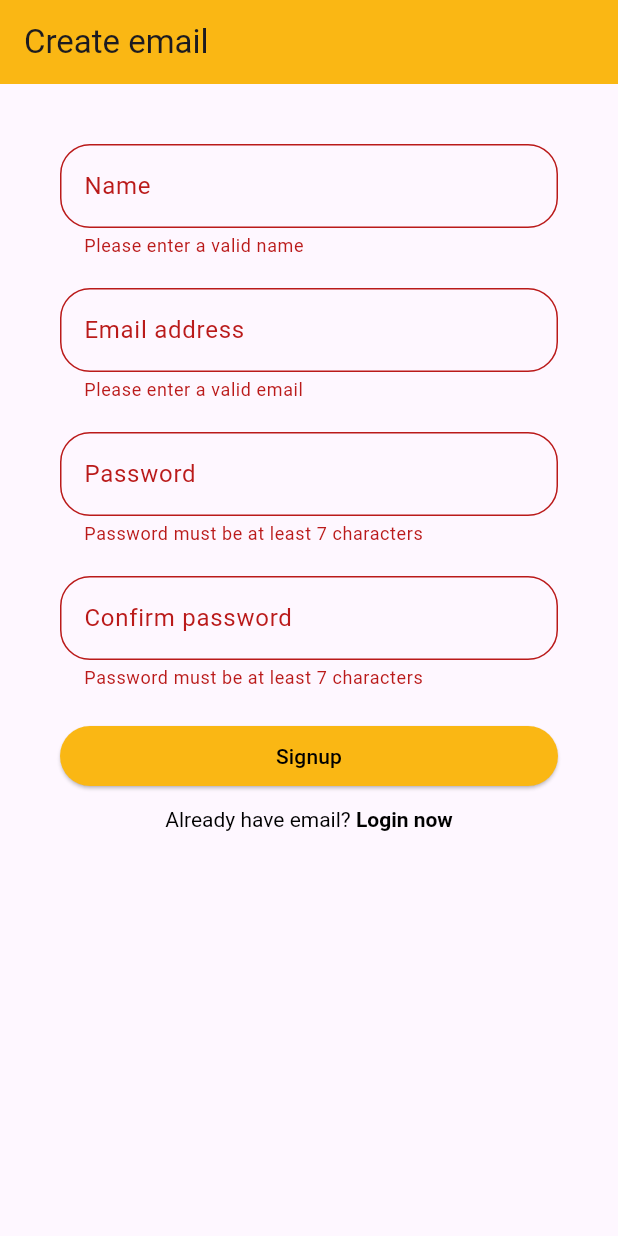
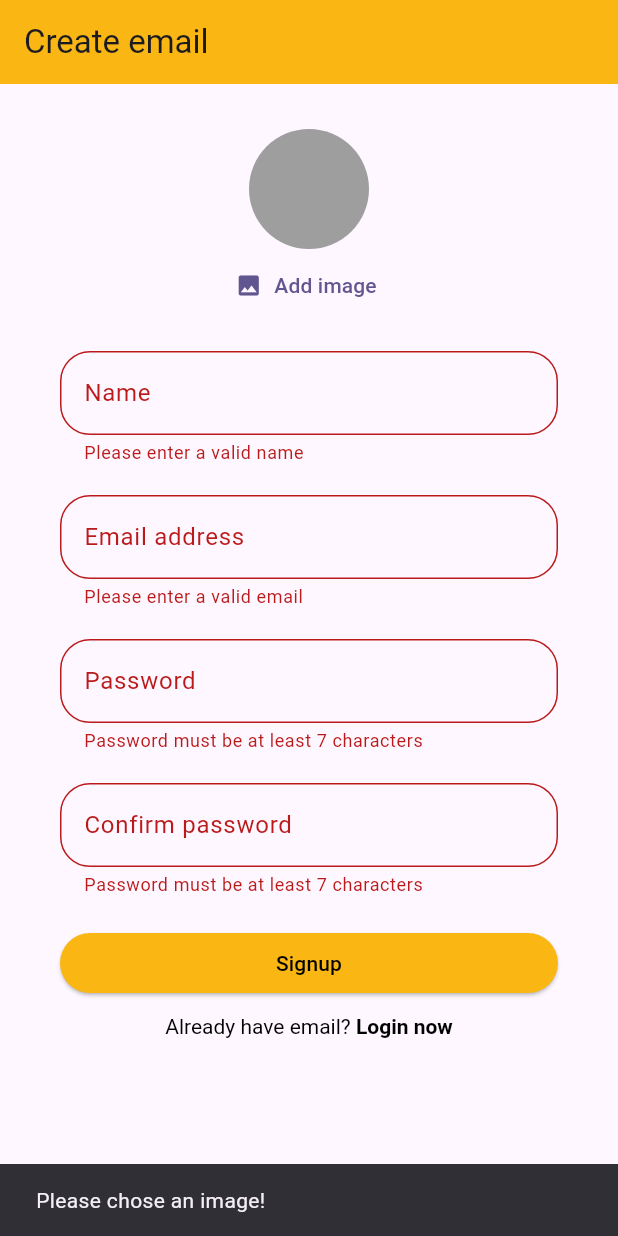
Before and after one commit to MostafaHamed-W/pulse_talk, a Flutter app: the SignupScreen screen opened directly, after a tap on "Signup", on a phone screen of 412 x 824 dp. Run offline on Flutter 3.47's test engine with Material 3 defaults, Android fonts, the phone set to English and light mode, and no system bars; our stand-ins replace firebase_auth, firebase_core, firebase_storage, image_picker; accounts and stored records are empty.

Commit message:
Add upload profile photo with signup function

```diff
--- a/lib/screens/signup.dart
+++ b/lib/screens/signup.dart
@@ -1,5 +1,9 @@
+import 'dart:io';
+
+import 'package:firebase_storage/firebase_storage.dart';
 import 'package:flutter/material.dart';
 import 'package:pulse_talk/screens/widgets/scaffold_messanger.dart';
+import 'package:pulse_talk/screens/widgets/user_image_picker.dart';
 import 'package:pulse_talk/utils/app_colors.dart';
 import 'package:pulse_talk/utils/app_styles.dart';
 import 'package:pulse_talk/screens/login.dart';
@@ -18,19 +22,39 @@ class _LoginScreenState extends State<SignupScreen> {
   final TextEditingController _passwordController = TextEditingController();
   bool _isLoading = false;
   final _formKey = GlobalKey<FormState>();
+  File? userImage;
 
   void _onSubmit() async {
     setState(() {
       _isLoading = true;
     });
-    if (_formKey.currentState!.validate()) {
+    final isValid = _formKey.currentState!.validate();
+
+    if (!isValid || userImage == null) {
+      setState(() {
+        _isLoading = false;
+      });
+      if (userImage == null) {
+        showCustomSnackbar(context: context, message: 'Please chose an image!');
+      }
+      return;
+    }
     _formKey.currentState!.save();
 
     try {
-        await FirebaseAuth.instance.createUserWithEmailAndPassword(
+      final userCredential = await FirebaseAuth.instance.createUserWithEmailAndPassword(
         email: _emailcontroller.text,
         password: _passwordController.text,
       );
+      final storageRef = FirebaseStorage.instance
+          .ref()
+          .child('user_images')
+          .child('${userCredential.user!.uid}.jpg');
+
+      await storageRef.putFile(userImage!);
+      final imageUrl = storageRef.getDownloadURL();
+      print(imageUrl);
+
       setState(() {
         _isLoading = false;
       });
@@ -58,11 +82,6 @@ class _LoginScreenState extends State<SignupScreen> {
         _isLoading = false;
       });
     }
-    } else {
-      setState(() {
-        _isLoading = false;
-      });
-    }
   }
 
   @override
@@ -86,8 +105,14 @@ class _LoginScreenState extends State<SignupScreen> {
               child: Column(
                 mainAxisAlignment: MainAxisAlignment.center,
                 children: [
+                  const SizedBox(height: 30),
+                  UserImagePicker(
+                    onSelectImage: (pickedImage) {
+                      userImage = pickedImage;
+                    },
+                  ),
                   Card(
-                    margin: const EdgeInsets.all(20),
+                    margin: const EdgeInsets.fromLTRB(20, 0, 20, 20),
                     color: Colors.transparent,
                     elevation: 0.0,
                     child: Padding(
--- /dev/null
+++ b/lib/screens/widgets/user_image_picker.dart
@@ -0,0 +1,46 @@
+import 'dart:io';
+
+import 'package:flutter/material.dart';
+import 'package:image_picker/image_picker.dart';
+
+class UserImagePicker extends StatefulWidget {
+  const UserImagePicker({super.key, required this.onSelectImage});
+  final void Function(File? pickedImage) onSelectImage;
+  @override
+  State<UserImagePicker> createState() => _UserImagePickerState();
+}
+
+class _UserImagePickerState extends State<UserImagePicker> {
+  File? userImage;
+
+  void _pickUserImage() async {
+    final pickedImage =
+        await ImagePicker().pickImage(source: ImageSource.gallery, imageQuality: 50, maxWidth: 150);
+    if (pickedImage == null) {
+      return;
+    }
+    setState(() {
+      userImage = File(pickedImage.path);
+    });
+
+    widget.onSelectImage(userImage);
+  }
+
+  @override
+  Widget build(BuildContext context) {
+    return Column(
+      children: [
+        CircleAvatar(
+          radius: 40,
+          backgroundColor: Colors.grey,
+          foregroundImage: userImage == null ? null : FileImage(userImage!),
+        ),
+        TextButton.icon(
+          onPressed: _pickUserImage,
+          icon: const Icon(Icons.image),
+          label: const Text('Add image'),
+        )
+      ],
+    );
+  }
+}
--- a/pubspec.yaml
+++ b/pubspec.yaml
@@ -35,6 +35,7 @@ dependencies:
   flutter:
     sdk: flutter
   google_fonts: ^6.1.0
+  image_picker: ^1.0.7
 
 dev_dependencies:
   flutter_lints: ^2.0.0
```
Also changed, not shown: lib/main.dart (+14 -1 lines), lib/screens/chat.dart (+17 -2 lines), lib/screens/login.dart (+13 -10 lines), lib/screens/widgets/chat_splash.dart (added, +14 -0 lines), pubspec.lock, 8 other files. Lines whose indentation alone changed are shown as unchanged.
